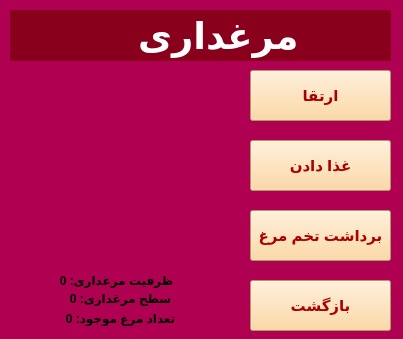
Above: ChickenHome.ui from Mahdi-Ghasemii/AP_Project before the change. Below: the same form after it.
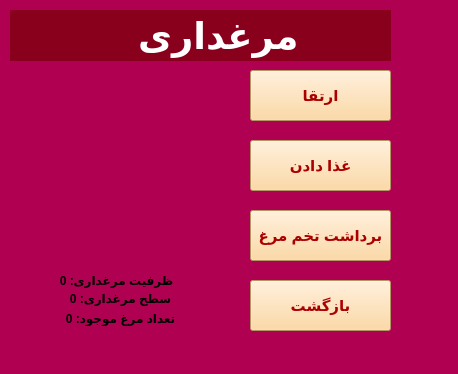
That is the form after the change. Icons and pictures are not drawn.

Commit message: Generality of ui files (Storage.ui , Siloo.ui , Store.ui) have been builded and  icons added

Diff of the .ui file:
```diff
--- a/ChickenHome.ui
+++ b/ChickenHome.ui
@@ -6,8 +6,8 @@
    <rect>
     <x>0</x>
     <y>0</y>
-    <width>403</width>
-    <height>339</height>
+    <width>458</width>
+    <height>374</height>
    </rect>
   </property>
   <property name="windowTitle">
```
Left out of the diff: 2 changed lines with no effect on the pictures. The commit also changes 4 other files.
